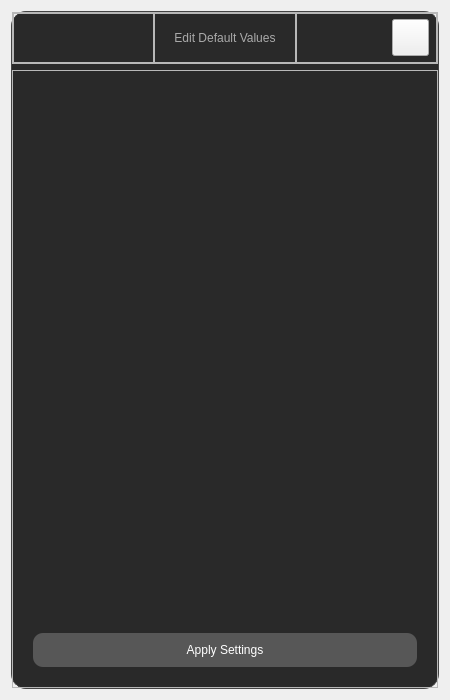
Old version of the form app/design/default_vars_window.ui in the repository KrazyManJ/templatoron.
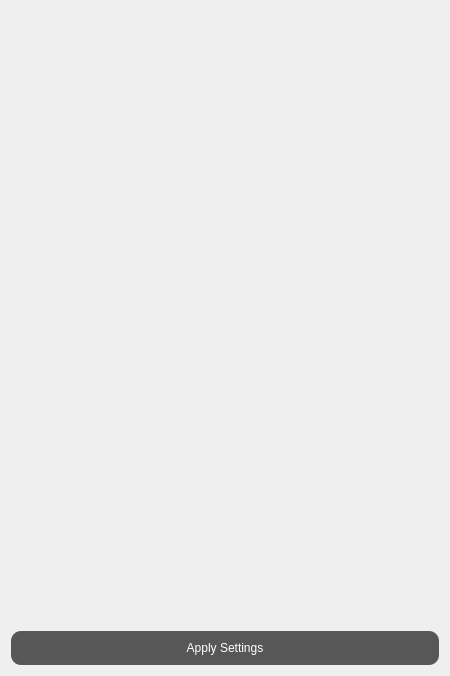
New version of the form. Icons and pictures are not drawn.

Patch:
```diff
--- a/app/design/default_vars_window.ui
+++ b/app/design/default_vars_window.ui
@@ -7,7 +7,7 @@
     <x>0</x>
     <y>0</y>
     <width>450</width>
-    <height>700</height>
+    <height>676</height>
    </rect>
   </property>
   <property name="windowTitle">
@@ -90,172 +90,6 @@
   </property>
   <layout class="QVBoxLayout" name="verticalLayout">
    <item>
-    <widget class="QFrame" name="Content">
-     <property name="frameShape">
-      <enum>QFrame::StyledPanel</enum>
-     </property>
-     <property name="frameShadow">
-      <enum>QFrame::Raised</enum>
-     </property>
-     <layout class="QVBoxLayout" name="verticalLayout_2">
-      <property name="leftMargin">
-       <number>0</number>
-      </property>
-      <property name="topMargin">
-       <number>0</number>
-      </property>
-      <property name="rightMargin">
-       <number>0</number>
-      </property>
-      <property name="bottomMargin">
-       <number>0</number>
-      </property>
-      <item>
-       <widget class="QFrame" name="TitleBar">
-        <property name="frameShape">
-         <enum>QFrame::StyledPanel</enum>
-        </property>
-        <property name="frameShadow">
-         <enum>QFrame::Raised</enum>
-        </property>
-        <layout class="QHBoxLayout" name="horizontalLayout" stretch="1,1,1">
-         <property name="spacing">
-          <number>0</number>
-         </property>
-         <property name="leftMargin">
-          <number>0</number>
-         </property>
-         <property name="topMargin">
-          <number>0</number>
-         </property>
-         <property name="rightMargin">
-          <number>0</number>
-         </property>
-         <property name="bottomMargin">
-          <number>0</number>
-         </property>
-         <item>
-          <widget class="QFrame" name="TitleBarRight">
-           <property name="frameShape">
-            <enum>QFrame::StyledPanel</enum>
-           </property>
-           <property name="frameShadow">
-            <enum>QFrame::Raised</enum>
-           </property>
-          </widget>
-         </item>
-         <item>
-          <widget class="QFrame" name="TitleBarMiddle">
-           <property name="frameShape">
-            <enum>QFrame::StyledPanel</enum>
-           </property>
-           <property name="frameShadow">
-            <enum>QFrame::Raised</enum>
-           </property>
-           <layout class="QHBoxLayout" name="horizontalLayout_2">
-            <property name="leftMargin">
-             <number>0</number>
-            </property>
-            <property name="topMargin">
-             <number>0</number>
-            </property>
-            <property name="rightMargin">
-             <number>0</number>
-            </property>
-            <property name="bottomMargin">
-             <number>0</number>
-            </property>
-            <item>
-             <widget class="QLabel" name="TitleBarTitle">
-              <property name="text">
-               <string>Edit Default Values</string>
-              </property>
-              <property name="alignment">
-               <set>Qt::AlignCenter</set>
-              </property>
-             </widget>
-            </item>
-           </layout>
-          </widget>
-         </item>
-         <item>
-          <widget class="QFrame" name="TitleBarLeft">
-           <property name="frameShape">
-            <enum>QFrame::StyledPanel</enum>
-           </property>
-           <property name="frameShadow">
-            <enum>QFrame::Raised</enum>
-           </property>
-           <layout class="QHBoxLayout" name="horizontalLayout_3">
-            <property name="spacing">
-             <number>0</number>
-            </property>
-            <property name="leftMargin">
-             <number>0</number>
-            </property>
-            <property name="topMargin">
-             <number>0</number>
-            </property>
-            <property name="rightMargin">
-             <number>7</number>
-            </property>
-            <property name="bottomMargin">
-             <number>0</number>
-            </property>
-            <item>
-             <spacer name="horizontalSpacer">
-              <property name="orientation">
-               <enum>Qt::Horizontal</enum>
-              </property>
-              <property name="sizeHint" stdset="0">
-               <size>
-                <width>40</width>
-                <height>20</height>
-               </size>
-              </property>
-             </spacer>
-            </item>
-            <item>
-             <widget class="QPushButton" name="BtnClose">
-              <property name="cursor">
-               <cursorShape>PointingHandCursor</cursorShape>
-              </property>
-              <property name="text">
-               <string/>
-              </property>
-             </widget>
-            </item>
-           </layout>
-          </widget>
-         </item>
-        </layout>
-       </widget>
-      </item>
-      <item>
-       <widget class="QFrame" name="CreateContent">
-        <property name="frameShape">
-         <enum>QFrame::StyledPanel</enum>
-        </property>
-        <property name="frameShadow">
-         <enum>QFrame::Raised</enum>
-        </property>
-        <layout class="QVBoxLayout" name="verticalLayout_3">
-         <property name="spacing">
-          <number>30</number>
-         </property>
-         <property name="leftMargin">
-          <number>20</number>
-         </property>
-         <property name="topMargin">
-          <number>20</number>
-         </property>
-         <property name="rightMargin">
-          <number>20</number>
-         </property>
-         <property name="bottomMargin">
-          <number>20</number>
-         </property>
-         <item>
           <widget class="QScrollArea" name="VariableArea">
            <property name="horizontalScrollBarPolicy">
             <enum>Qt::ScrollBarAlwaysOff</enum>
@@ -268,7 +102,7 @@
              <rect>
               <x>0</x>
               <y>0</y>
-              <width>384</width>
+        <width>428</width>
               <height>20</height>
              </rect>
             </property>
@@ -306,12 +140,6 @@
            <property name="text">
             <string>Apply Settings</string>
            </property>
-          </widget>
-         </item>
-        </layout>
-       </widget>
-      </item>
-     </layout>
     </widget>
    </item>
   </layout>
```
Lines whose indentation alone changed are shown as unchanged.
